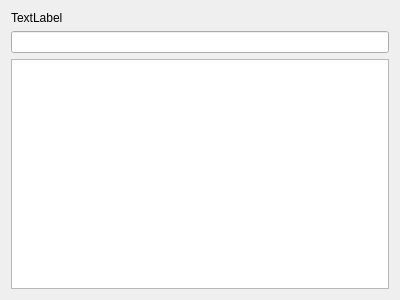
First picture: the form in qt-ui/listfilter.ui, repository subsurface/subsurface, before the edit.
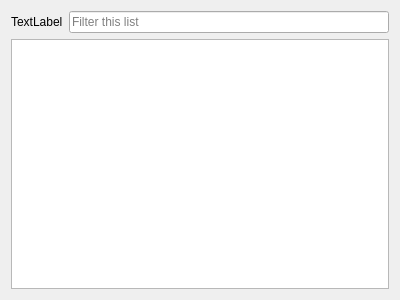
Second picture: the form after the edit.

Commit message:
Better layout for the filtering widget
Fix the layout size, moved some stuff around.

Diff of the .ui file:
```diff
--- a/qt-ui/listfilter.ui
+++ b/qt-ui/listfilter.ui
@@ -15,6 +15,8 @@
   </property>
   <layout class="QVBoxLayout" name="verticalLayout">
    <item>
+    <layout class="QHBoxLayout" name="horizontalLayout">
+     <item>
     <widget class="QLabel" name="label">
      <property name="text">
       <string>TextLabel</string>
@@ -22,7 +24,16 @@
     </widget>
    </item>
    <item>
-    <widget class="QLineEdit" name="filterTag"/>
+      <widget class="QLineEdit" name="filterInternalList">
+       <property name="alignment">
+        <set>Qt::AlignLeading|Qt::AlignLeft|Qt::AlignVCenter</set>
+       </property>
+       <property name="placeholderText">
+        <string>Filter this list</string>
+       </property>
+      </widget>
+     </item>
+    </layout>
    </item>
    <item>
     <widget class="QListView" name="tagView"/>
```
Left out of the diff: 6 changed lines with no effect on the pictures. Lines whose indentation alone changed are shown as unchanged. The commit also changes 2 other files.
